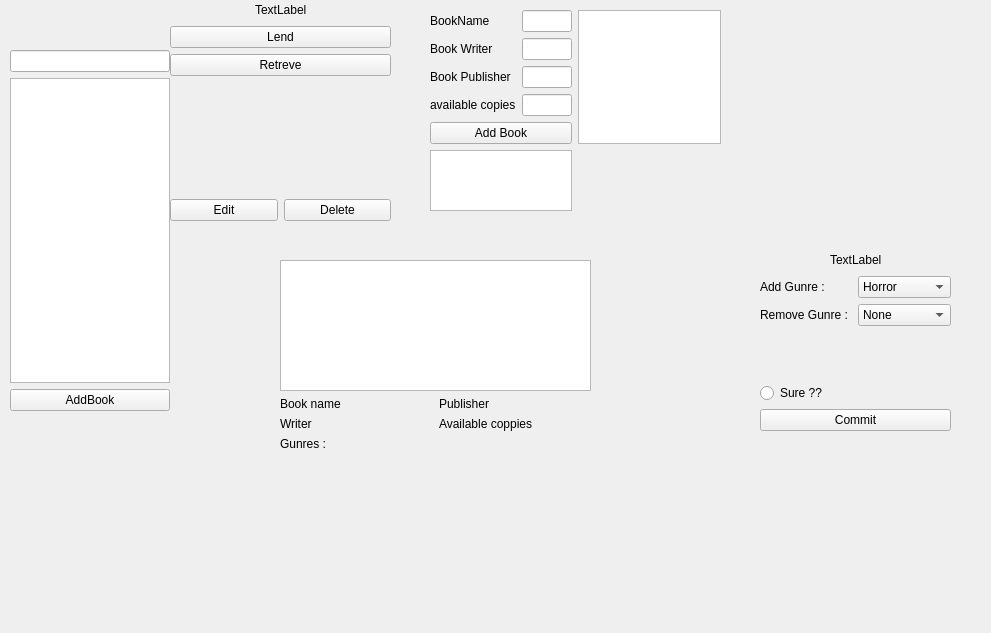
First picture: the form in Admin_page/adminpage.ui, repository meh3one/Ap-FinalProj, before the edit.
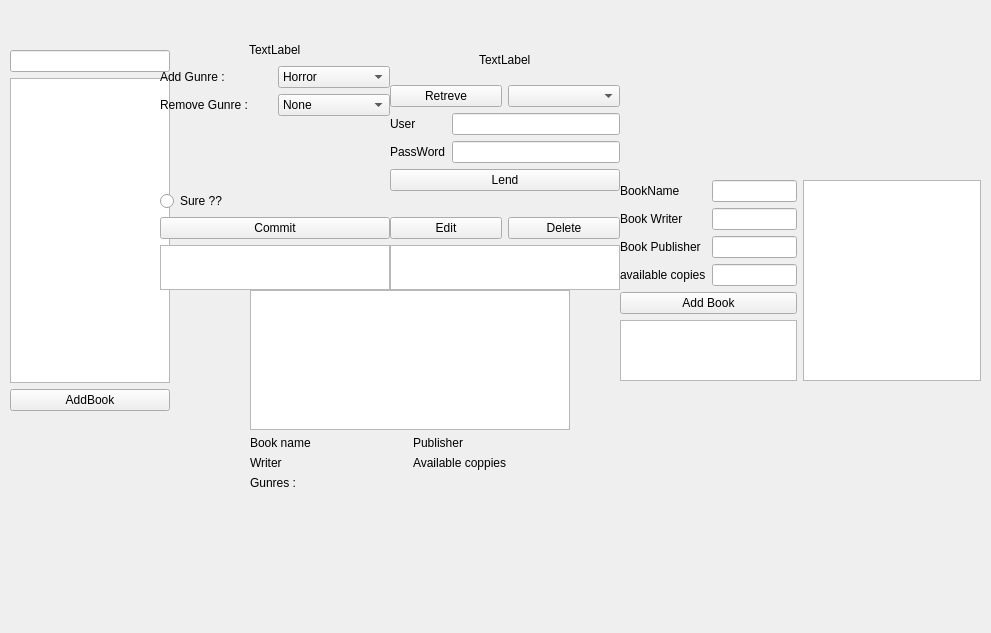
Second picture: the form after the edit.

Diff of the .ui file:
```diff
--- a/Admin_page/adminpage.ui
+++ b/Admin_page/adminpage.ui
@@ -17,53 +17,26 @@
    <widget class="QWidget" name="BookEdit_Widget" native="true">
     <property name="geometry">
      <rect>
-      <x>170</x>
-      <y>0</y>
-      <width>221</width>
-      <height>221</height>
+      <x>390</x>
+      <y>40</y>
+      <width>230</width>
+      <height>250</height>
      </rect>
     </property>
     <layout class="QGridLayout" name="ob3">
-     <item row="4" column="0" colspan="2">
-      <spacer name="verticalSpacer">
-       <property name="orientation">
-        <enum>Qt::Vertical</enum>
-       </property>
-       <property name="sizeHint" stdset="0">
-        <size>
-         <width>20</width>
-         <height>40</height>
-        </size>
-       </property>
-      </spacer>
-     </item>
-     <item row="5" column="1">
-      <widget class="QPushButton" name="Deletethebook">
-       <property name="text">
-        <string>Delete</string>
-       </property>
-      </widget>
-     </item>
-     <item row="1" column="0" colspan="2">
-      <widget class="QPushButton" name="Lend_botton">
-       <property name="text">
-        <string>Lend</string>
-       </property>
-      </widget>
-     </item>
      <item row="2" column="0" colspan="2">
-      <widget class="QPushButton" name="retrevebotton">
-       <property name="text">
-        <string>Retreve</string>
-       </property>
-      </widget>
-     </item>
-     <item row="5" column="0">
-      <widget class="QPushButton" name="Edit_button">
-       <property name="text">
-        <string>Edit</string>
-       </property>
-      </widget>
+      <layout class="QHBoxLayout" name="horizontalLayout_4">
+       <item>
+        <widget class="QPushButton" name="retrevebotton">
+         <property name="text">
+          <string>Retreve</string>
+         </property>
+        </widget>
+       </item>
+       <item>
+        <widget class="QComboBox" name="Retreve_combo"/>
+       </item>
+      </layout>
      </item>
      <item row="0" column="0" colspan="2">
       <layout class="QHBoxLayout" name="horizontalLayout">
@@ -102,15 +75,98 @@
        </item>
       </layout>
      </item>
+     <item row="4" column="0" colspan="2">
+      <spacer name="verticalSpacer_3">
+       <property name="orientation">
+        <enum>Qt::Vertical</enum>
+       </property>
+       <property name="sizeType">
+        <enum>QSizePolicy::Fixed</enum>
+       </property>
+       <property name="sizeHint" stdset="0">
+        <size>
+         <width>10</width>
+         <height>20</height>
+        </size>
+       </property>
+      </spacer>
+     </item>
+     <item row="6" column="1">
+      <widget class="QPushButton" name="Deletethebook">
+       <property name="text">
+        <string>Delete</string>
+       </property>
+      </widget>
+     </item>
+     <item row="7" column="0" colspan="2">
+      <widget class="QTextBrowser" name="BookEdit_output">
+       <property name="sizePolicy">
+        <sizepolicy hsizetype="Fixed" vsizetype="Fixed">
+         <horstretch>0</horstretch>
+         <verstretch>0</verstretch>
+        </sizepolicy>
+       </property>
+       <property name="minimumSize">
+        <size>
+         <width>200</width>
+         <height>20</height>
+        </size>
+       </property>
+       <property name="maximumSize">
+        <size>
+         <width>230</width>
+         <height>45</height>
+        </size>
+       </property>
+      </widget>
+     </item>
+     <item row="6" column="0">
+      <widget class="QPushButton" name="Edit_button">
+       <property name="text">
+        <string>Edit</string>
+       </property>
+      </widget>
+     </item>
+     <item row="3" column="0" colspan="2">
+      <layout class="QGridLayout" name="gridLayout_4">
+       <item row="1" column="0">
+        <widget class="QLabel" name="Lend_pass_lable">
+         <property name="text">
+          <string>PassWord</string>
+         </property>
+        </widget>
+       </item>
+       <item row="0" column="1">
+        <widget class="QLineEdit" name="lend_name_input"/>
+       </item>
+       <item row="0" column="0">
+        <widget class="QLabel" name="Lend_name_lable">
+         <property name="text">
+          <string>User</string>
+         </property>
+        </widget>
+       </item>
+       <item row="1" column="1">
+        <widget class="QLineEdit" name="lineEdit_2"/>
+       </item>
+       <item row="2" column="0" colspan="2">
+        <widget class="QPushButton" name="Lend_botton">
+         <property name="text">
+          <string>Lend</string>
+         </property>
+        </widget>
+       </item>
+      </layout>
+     </item>
     </layout>
    </widget>
    <widget class="QWidget" name="Read_widget" native="true">
     <property name="geometry">
      <rect>
-      <x>280</x>
-      <y>260</y>
-      <width>311</width>
-      <height>191</height>
+      <x>250</x>
+      <y>290</y>
+      <width>320</width>
+      <height>200</height>
      </rect>
     </property>
     <layout class="QGridLayout" name="Read_Widget">
@@ -157,9 +213,9 @@
    <widget class="QWidget" name="AddBook_Widget" native="true">
     <property name="geometry">
      <rect>
-      <x>430</x>
-      <y>10</y>
-      <width>291</width>
+      <x>620</x>
+      <y>180</y>
+      <width>361</width>
       <height>201</height>
      </rect>
     </property>
@@ -214,7 +270,7 @@
        </property>
       </widget>
      </item>
-     <item row="0" column="2" rowspan="5">
+     <item row="0" column="2" rowspan="6">
       <widget class="QTextEdit" name="AddBook_DigCoppy"/>
      </item>
     </layout>
@@ -247,25 +303,84 @@
    <widget class="QWidget" name="Edit_gunre_Widget" native="true">
     <property name="geometry">
      <rect>
-      <x>760</x>
-      <y>250</y>
-      <width>191</width>
-      <height>181</height>
+      <x>160</x>
+      <y>40</y>
+      <width>230</width>
+      <height>250</height>
      </rect>
     </property>
     <layout class="QGridLayout" name="gridLayout_3">
-     <item row="1" column="0">
+     <item row="7" column="0">
+      <widget class="QTextBrowser" name="EditGunre_output">
+       <property name="sizePolicy">
+        <sizepolicy hsizetype="Fixed" vsizetype="Fixed">
+         <horstretch>0</horstretch>
+         <verstretch>0</verstretch>
+        </sizepolicy>
+       </property>
+       <property name="minimumSize">
+        <size>
+         <width>0</width>
+         <height>20</height>
+        </size>
+       </property>
+       <property name="maximumSize">
+        <size>
+         <width>230</width>
+         <height>45</height>
+        </size>
+       </property>
+      </widget>
+     </item>
+     <item row="0" column="0">
+      <layout class="QHBoxLayout" name="horizontalLayout_2">
+       <item>
+        <spacer name="horizontalSpacer_3">
+         <property name="orientation">
+          <enum>Qt::Horizontal</enum>
+         </property>
+         <property name="sizeHint" stdset="0">
+          <size>
+           <width>40</width>
+           <height>20</height>
+          </size>
+         </property>
+        </spacer>
+       </item>
+       <item>
+        <widget class="QLabel" name="Gunre_name_lable">
+         <property name="text">
+          <string>TextLabel</string>
+         </property>
+        </widget>
+       </item>
+       <item>
+        <spacer name="horizontalSpacer_4">
+         <property name="orientation">
+          <enum>Qt::Horizontal</enum>
+         </property>
+         <property name="sizeHint" stdset="0">
+          <size>
+           <width>40</width>
+           <height>20</height>
+          </size>
+         </property>
+        </spacer>
+       </item>
+      </layout>
+     </item>
+     <item row="1" column="0" rowspan="2">
       <layout class="QGridLayout" name="gridLayout_2">
-       <item row="0" column="1">
-        <widget class="QComboBox" name="Gunre_Add_combo">
+       <item row="1" column="1">
+        <widget class="QComboBox" name="Gunre_rem_combo">
          <item>
           <property name="text">
-           <string>Horror</string>
+           <string>None</string>
           </property>
          </item>
          <item>
           <property name="text">
-           <string>None</string>
+           <string>Horror</string>
           </property>
          </item>
          <item>
@@ -312,68 +427,6 @@
          </property>
         </widget>
        </item>
-       <item row="2" column="0" colspan="2">
-        <spacer name="verticalSpacer_2">
-         <property name="orientation">
-          <enum>Qt::Vertical</enum>
-         </property>
-         <property name="sizeHint" stdset="0">
-          <size>
-           <width>20</width>
-           <height>40</height>
-          </size>
-         </property>
-        </spacer>
-       </item>
-       <item row="1" column="1">
-        <widget class="QComboBox" name="Gunre_rem_combo">
-         <item>
-          <property name="text">
-           <string>None</string>
-          </property>
-         </item>
-         <item>
-          <property name="text">
-           <string>Horror</string>
-          </property>
-         </item>
-         <item>
-          <property name="text">
-           <string>Fantasy</string>
-          </property>
-         </item>
-         <item>
-          <property name="text">
-           <string>Religion</string>
-          </property>
-         </item>
-         <item>
-          <property name="text">
-           <string>Novel</string>
-          </property>
-         </item>
-         <item>
-          <property name="text">
-           <string>Poem</string>
-          </property>
-         </item>
-         <item>
-          <property name="text">
-           <string>Psychology</string>
-          </property>
-         </item>
-         <item>
-          <property name="text">
-           <string>New Item</string>
-          </property>
-         </item>
-         <item>
-          <property name="text">
-           <string>Love Story</string>
-          </property>
-         </item>
-        </widget>
-       </item>
        <item row="1" column="0">
         <widget class="QLabel" name="GunreRem_lable">
          <property name="text">
@@ -381,59 +434,84 @@
          </property>
         </widget>
        </item>
-      </layout>
-     </item>
-     <item row="3" column="0">
-      <widget class="QPushButton" name="Gunre_commit_button">
-       <property name="text">
-        <string>Commit</string>
-       </property>
-      </widget>
-     </item>
-     <item row="0" column="0">
-      <layout class="QHBoxLayout" name="horizontalLayout_2">
-       <item>
-        <spacer name="horizontalSpacer_3">
-         <property name="orientation">
-          <enum>Qt::Horizontal</enum>
-         </property>
-         <property name="sizeHint" stdset="0">
-          <size>
-           <width>40</width>
-           <height>20</height>
-          </size>
-         </property>
-        </spacer>
-       </item>
-       <item>
-        <widget class="QLabel" name="Gunre_name_lable">
-         <property name="text">
-          <string>TextLabel</string>
-         </property>
+       <item row="0" column="1">
+        <widget class="QComboBox" name="Gunre_Add_combo">
+         <item>
+          <property name="text">
+           <string>Horror</string>
+          </property>
+         </item>
+         <item>
+          <property name="text">
+           <string>None</string>
+          </property>
+         </item>
+         <item>
+          <property name="text">
+           <string>Fantasy</string>
+          </property>
+         </item>
+         <item>
+          <property name="text">
+           <string>Religion</string>
+          </property>
+         </item>
+         <item>
+          <property name="text">
+           <string>Novel</string>
+          </property>
+         </item>
+         <item>
+          <property name="text">
+           <string>Poem</string>
+          </property>
+         </item>
+         <item>
+          <property name="text">
+           <string>Psychology</string>
+          </property>
+         </item>
+         <item>
+          <property name="text">
+           <string>New Item</string>
+          </property>
+         </item>
+         <item>
+          <property name="text">
+           <string>Love Story</string>
+          </property>
+         </item>
         </widget>
        </item>
-       <item>
-        <spacer name="horizontalSpacer_4">
-         <property name="orientation">
-          <enum>Qt::Horizontal</enum>
-         </property>
-         <property name="sizeHint" stdset="0">
-          <size>
-           <width>40</width>
-           <height>20</height>
-          </size>
-         </property>
-        </spacer>
-       </item>
       </layout>
      </item>
-     <item row="2" column="0">
+     <item row="4" column="0">
       <widget class="QRadioButton" name="Gunre_admit_ratio">
        <property name="text">
         <string>Sure ??</string>
        </property>
       </widget>
      </item>
+     <item row="6" column="0">
+      <widget class="QPushButton" name="Gunre_commit_button">
+       <property name="text">
+        <string>Commit</string>
+       </property>
+      </widget>
+     </item>
+     <item row="3" column="0">
+      <spacer name="verticalSpacer">
+       <property name="orientation">
+        <enum>Qt::Vertical</enum>
+       </property>
+       <property name="sizeHint" stdset="0">
+        <size>
+         <width>20</width>
+         <height>40</height>
+        </size>
+       </property>
+      </spacer>
+     </item>
     </layout>
    </widget>
   </widget>
```
